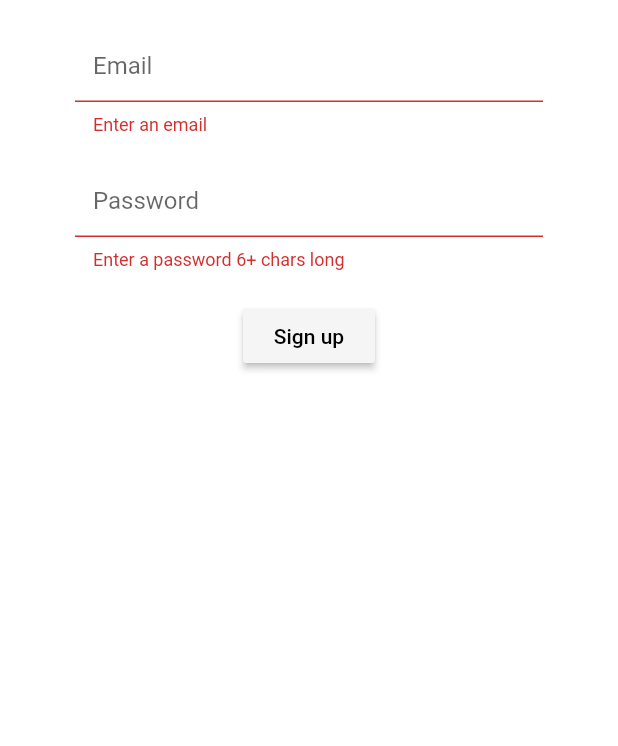
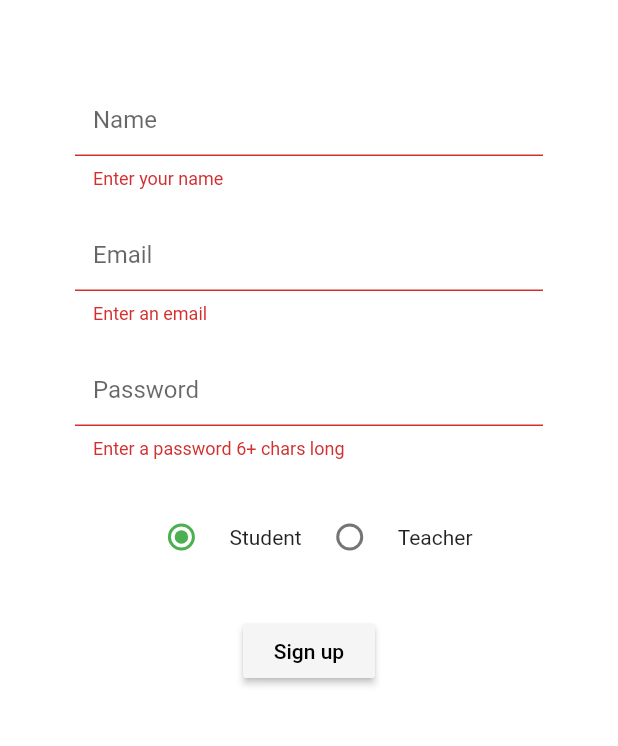
Before and after one commit to user-cube/iStudy-Flutter, a Flutter app: the Register screen opened directly, after a tap on "Sign up", on a phone screen of 412 x 824 dp, the part 414-1160 px from its top. Run offline on Flutter 3.47's test engine with Material 2 defaults, Android fonts, the phone set to English and light mode, and no system bars; our stand-ins replace cloud_firestore, firebase_auth, flutter_spinkit; accounts and stored records are empty.

Commit message:
store user name and role

```diff
--- a/istudy/lib/screens/authenticate/register.dart
+++ b/istudy/lib/screens/authenticate/register.dart
@@ -19,6 +19,24 @@ class _RegisterState extends State<Register> {
   String email = '';
   String password = '';
   String error = '';
+  String name = '';
+  int role = 0;
+  int _radioValue1 = 0;
+  void _handleRadioValueChange1(int value) {
+    setState(() {
+      switch (value) {
+        case 0:
+          role = 0;
+          break;
+        case 1:
+          role = 1;
+          break;
+        default:
+          role = role;
+          break;
+      }
+    });
+  }
 
   @override
   Widget build(BuildContext context) {
@@ -58,6 +76,27 @@ class _RegisterState extends State<Register> {
                       SizedBox(
                         height: 20.0,
                       ),
+                      Text(
+                        error,
+                        style: TextStyle(
+                          color: Colors.red,
+                          fontSize: 14.0,
+                        ),
+                      ),
+                      SizedBox(
+                        height: 20.0,
+                      ),
+                      TextFormField(
+                        decoration: formDecoration.copyWith(hintText: 'Name'),
+                        validator: (val) =>
+                            val.isEmpty ? 'Enter your name' : null,
+                        onChanged: (val) {
+                          setState(() => name = val);
+                        },
+                      ),
+                      SizedBox(
+                        height: 20.0,
+                      ),
                       TextFormField(
                         decoration: formDecoration.copyWith(hintText: 'Email'),
                         validator: (val) => val.isEmpty || !val.contains('@')
@@ -84,6 +123,40 @@ class _RegisterState extends State<Register> {
                       SizedBox(
                         height: 20.0,
                       ),
+                      ButtonBar(
+                        alignment: MainAxisAlignment.center,
+                        children: <Widget>[
+                          Radio(
+                            value: 0,
+                            groupValue: _radioValue1,
+                            activeColor: Colors.green,
+                            onChanged: (val) {
+                              setState(
+                                () {
+                                  role = 0;
+                                },
+                              );
+                            },
+                          ),
+                          Text('Student'),
+                          Radio(
+                            value: 1,
+                            groupValue: _radioValue1,
+                            activeColor: Colors.blue,
+                            onChanged: (val) {
+                              setState(
+                                () {
+                                  role = 1;
+                                },
+                              );
+                            },
+                          ),
+                          Text('Teacher'),
+                        ],
+                      ),
+                      SizedBox(
+                        height: 20.0,
+                      ),
                       RaisedButton(
                         color: Colors.grey[100],
                         child: Text(
@@ -94,9 +167,11 @@ class _RegisterState extends State<Register> {
                         ),
                         onPressed: () async {
                           if (_formKey.currentState.validate()) {
+                            print(role);
+                            print(name);
                             setState(() => loading = true);
-                            dynamic result =
-                                await _authService.signUp(email, password);
+                            dynamic result = await _authService.signUp(
+                                email, password, name, role);
                             if (result == null) {
                               setState(
                                 () {
@@ -108,16 +183,6 @@ class _RegisterState extends State<Register> {
                           }
                         },
                       ),
-                      SizedBox(
-                        height: 12.0,
-                      ),
-                      Text(
-                        error,
-                        style: TextStyle(
-                          color: Colors.red,
-                          fontSize: 14.0,
-                        ),
-                      )
                     ],
                   ),
                 ),
--- a/istudy/lib/services/auth.dart
+++ b/istudy/lib/services/auth.dart
@@ -1,5 +1,6 @@
 import 'package:firebase_auth/firebase_auth.dart';
 import 'package:istudy/models/user.dart';
+import 'package:istudy/services/profile.dart';
 
 class AuthService {
   final FirebaseAuth _firebaseAuth = FirebaseAuth.instance;
@@ -30,12 +31,16 @@ class AuthService {
   }
 
   //register
-  Future signUp(String email, String password) async {
+  Future signUp(String email, String password, String name, int role) async {
     try {
+      print(name);
+      print(role);
       AuthResult authResult = await _firebaseAuth
           .createUserWithEmailAndPassword(email: email, password: password);
 
       FirebaseUser firebaseUser = authResult.user;
+      await ProfileService(uid: firebaseUser.uid).updateUserProfile(name, role);
+
       return _userFromFirebase(firebaseUser);
     } catch (e) {
       print("SignUp Error: " + e.toString());
--- /dev/null
+++ b/istudy/lib/services/profile.dart
@@ -0,0 +1,15 @@
+import 'package:cloud_firestore/cloud_firestore.dart';
+
+class ProfileService {
+  final String uid;
+  ProfileService({this.uid});
+  final CollectionReference profileReference =
+      Firestore.instance.collection('profile');
+
+  Future updateUserProfile(String name, int role) async {
+    return await profileReference.document(uid).setData({
+      'name': name,
+      'role': role,
+    });
+  }
+}
```
